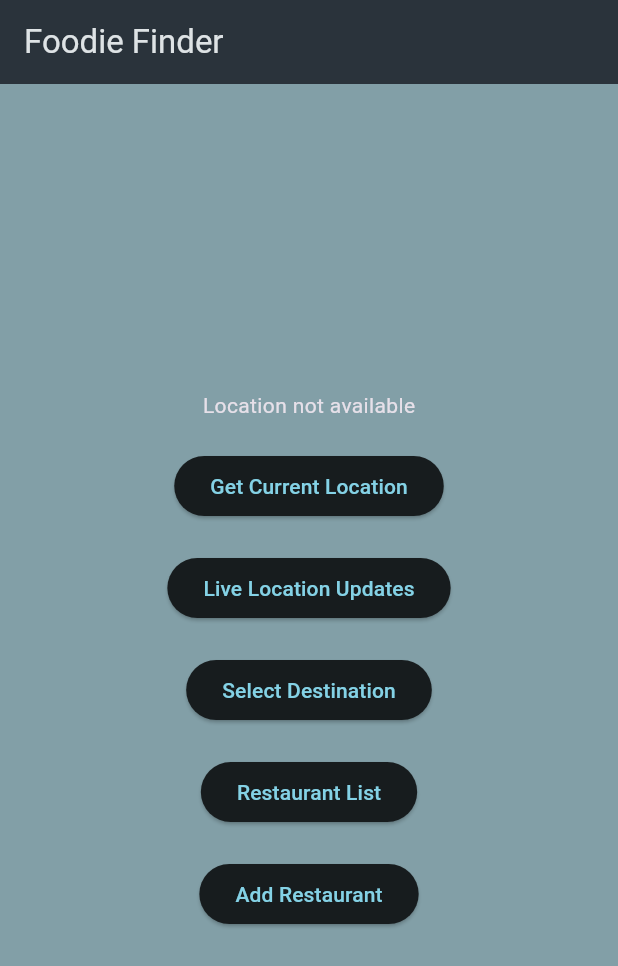
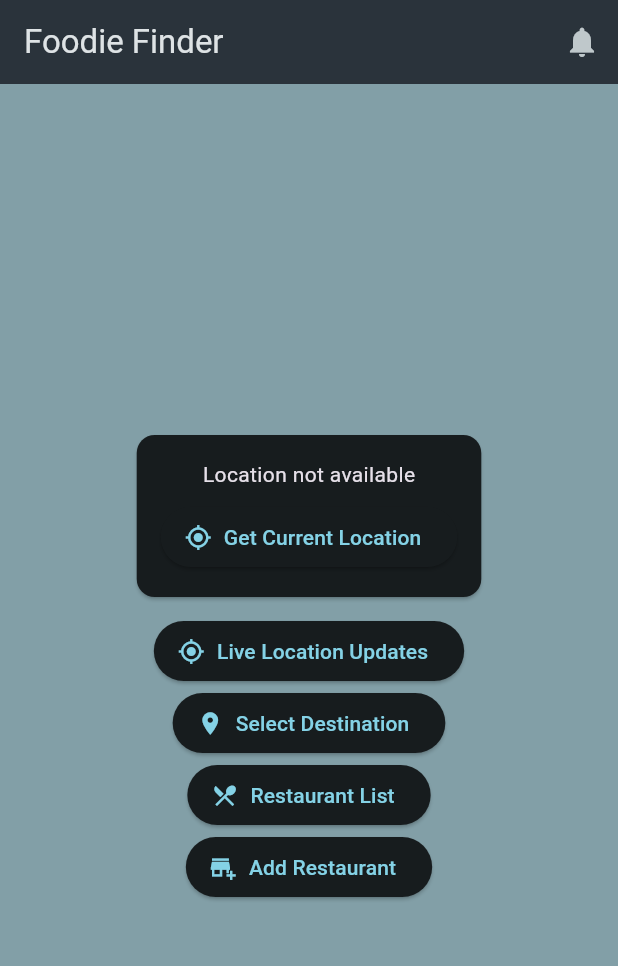
Before and after one commit to lazytitan1234/CPD_SWD6.2B, a Flutter app: the screen it shows after launch, on a phone screen of 412 x 824 dp. Shown: the top 966 px of the screen. Run offline on Flutter 3.47's test engine with Material 3 defaults, Android fonts, the phone set to English and light mode, and no system bars; our stand-ins replace flutter_local_notifications, geolocator, timezone.

```diff
--- a/lib/models/restaurant.dart
+++ b/lib/models/restaurant.dart
@@ -1,9 +1,11 @@
 class Restaurant {
+  final String id;
   final String name;
   final double latitude;
   final double longitude;
 
   Restaurant({
+    required this.id,
     required this.name,
     required this.latitude,
     required this.longitude,
@@ -11,6 +13,7 @@ class Restaurant {
 
   factory Restaurant.fromMap(Map<dynamic, dynamic> data) {
     return Restaurant(
+      id: data['id'] as String,
       name: data['name'] as String,
       latitude: (data['latitude'] as num).toDouble(),
       longitude: (data['longitude'] as num).toDouble(),
--- a/lib/views/main_screen.dart
+++ b/lib/views/main_screen.dart
@@ -5,6 +5,7 @@ import 'package:foodfinder/views/select_destination_screen.dart';
 import 'package:foodfinder/views/restaurant_list_screen.dart';
 import 'package:foodfinder/views/add_restaurant_screen.dart';
 import 'package:foodfinder/services/geolocation_service.dart';
+import 'package:foodfinder/services/notification_service.dart';
 
 class MainScreen extends StatefulWidget {
   const MainScreen({super.key});
@@ -16,13 +17,20 @@ class MainScreen extends StatefulWidget {
 class _MainScreenState extends State<MainScreen> {
   String locationMessage = "Location not available";
   final GeolocationService _geoService = GeolocationService();
+  final NotificationService _notificationService = NotificationService();
 
-  // Get current location and update state.
+  @override
+  void initState() {
+    super.initState();
+    _notificationService.init();
+  }
+
   Future<void> getLocation() async {
     try {
       Position position = await _geoService.getCurrentPosition();
       setState(() {
-        locationMessage = "Latitude: ${position.latitude}, Longitude: ${position.longitude}";
+        locationMessage =
+            "Latitude: ${position.latitude}, Longitude: ${position.longitude}";
       });
     } catch (e) {
       setState(() {
@@ -59,137 +67,108 @@ class _MainScreenState extends State<MainScreen> {
     );
   }
 
+  void _sendTestNotification() {
+    _notificationService.scheduleNotification(
+      'Food Alert',
+      'Time to check out a new restaurant!',
+      5,
+    );
+  }
+
   @override
   Widget build(BuildContext context) {
-    // Responsive layout using LayoutBuilder.
-    return LayoutBuilder(
+    return Scaffold(
+      appBar: AppBar(
+        title: const Text('Foodie Finder'),
+        actions: [
+          IconButton(
+            icon: const Icon(Icons.notifications),
+            onPressed: _sendTestNotification,
+          )
+        ],
+      ),
+      body: LayoutBuilder(
         builder: (context, constraints) {
-        if (constraints.maxWidth < 600) {
-          // Small screen: Column layout.
-          return Scaffold(
-            appBar: AppBar(title: const Text('Foodie Finder')),
-            body: Center(
+          final isSmall = constraints.maxWidth < 600;
+          final isMedium = constraints.maxWidth < 1200;
+
+          final children = [
+            Card(
+              margin: const EdgeInsets.all(12),
+              child: Padding(
+                padding: const EdgeInsets.all(16),
                 child: Column(
-                mainAxisAlignment: MainAxisAlignment.center,
                   children: [
                     Text(locationMessage),
-                  const SizedBox(height: 20),
-                  ElevatedButton(
+                    const SizedBox(height: 8),
+                    ElevatedButton.icon(
+                      icon: const Icon(Icons.my_location),
+                      label: const Text('Get Current Location'),
                       onPressed: getLocation,
-                    child: const Text('Get Current Location'),
-                  ),
-                  const SizedBox(height: 20),
-                  ElevatedButton(
-                    onPressed: _gotoStreamLocation,
-                    child: const Text('Live Location Updates'),
-                  ),
-                  const SizedBox(height: 20),
-                  ElevatedButton(
-                    onPressed: _gotoSelectDestination,
-                    child: const Text('Select Destination'),
-                  ),
-                  const SizedBox(height: 20),
-                  ElevatedButton(
-                    onPressed: _gotoRestaurantList,
-                    child: const Text('Restaurant List'),
-                  ),
-                  const SizedBox(height: 20),
-                  ElevatedButton(
-                    onPressed: _gotoAddRestaurant,
-                    child: const Text('Add Restaurant'),
                     ),
                   ],
                 ),
               ),
+            ),
+            ElevatedButton.icon(
+              icon: const Icon(Icons.gps_fixed),
+              label: const Text('Live Location Updates'),
+              onPressed: _gotoStreamLocation,
+            ),
+            ElevatedButton.icon(
+              icon: const Icon(Icons.place),
+              label: const Text('Select Destination'),
+              onPressed: _gotoSelectDestination,
+            ),
+            ElevatedButton.icon(
+              icon: const Icon(Icons.restaurant_menu),
+              label: const Text('Restaurant List'),
+              onPressed: _gotoRestaurantList,
+            ),
+            ElevatedButton.icon(
+              icon: const Icon(Icons.add_business),
+              label: const Text('Add Restaurant'),
+              onPressed: _gotoAddRestaurant,
+            ),
+          ];
+
+          if (isSmall) {
+            return Center(
+              child: SingleChildScrollView(
+                padding: const EdgeInsets.all(16),
+                child: Column(
+                  mainAxisAlignment: MainAxisAlignment.center,
+                  children: children,
+                ),
+              ),
             );
-        } else if (constraints.maxWidth < 1200) {
-          // Medium screen: Row layout.
-          return Scaffold(
-            appBar: AppBar(title: const Text('Foodie Finder')),
-            body: Center(
+          } else if (isMedium) {
+            return Center(
               child: Row(
                 mainAxisAlignment: MainAxisAlignment.spaceEvenly,
                 children: [
                   Column(
                     mainAxisAlignment: MainAxisAlignment.center,
-                    children: [
-                      Text(locationMessage),
-                      const SizedBox(height: 20),
-                      ElevatedButton(
-                        onPressed: getLocation,
-                        child: const Text('Get Current Location'),
+                    children: children.sublist(0, 2),
+                  ),
+                  Column(
+                    mainAxisAlignment: MainAxisAlignment.center,
+                    children: children.sublist(2),
                   ),
                 ],
               ),
-                  Column(
-                    mainAxisAlignment: MainAxisAlignment.center,
-                    children: [
-                      ElevatedButton(
-                        onPressed: _gotoStreamLocation,
-                        child: const Text('Live Location Updates'),
-                      ),
-                      const SizedBox(height: 20),
-                      ElevatedButton(
-                        onPressed: _gotoSelectDestination,
-                        child: const Text('Select Destination'),
-                      ),
-                      const SizedBox(height: 20),
-                      ElevatedButton(
-                        onPressed: _gotoRestaurantList,
-                        child: const Text('Restaurant List'),
-                      ),
-                      const SizedBox(height: 20),
-                      ElevatedButton(
-                        onPressed: _gotoAddRestaurant,
-                        child: const Text('Add Restaurant'),
-                      ),
-                    ],
-                  ),
-                ],
-              ),
-            ),
             );
           } else {
-          // Large screen: Grid layout.
-          return Scaffold(
-            appBar: AppBar(title: const Text('Foodie Finder')),
-            body: Center(
-              child: GridView.count(
+            return GridView.count(
               crossAxisCount: 2,
               padding: const EdgeInsets.all(20),
               crossAxisSpacing: 20,
               mainAxisSpacing: 20,
-                children: [
-                  Container(
-                    color: Colors.orange[50],
-                    child: Center(child: Text(locationMessage)),
-                  ),
-                  ElevatedButton(
-                    onPressed: getLocation,
-                    child: const Text('Get Current Location'),
-                  ),
-                  ElevatedButton(
-                    onPressed: _gotoStreamLocation,
-                    child: const Text('Live Location Updates'),
-                  ),
-                  ElevatedButton(
-                    onPressed: _gotoSelectDestination,
-                    child: const Text('Select Destination'),
-                  ),
-                  ElevatedButton(
-                    onPressed: _gotoRestaurantList,
-                    child: const Text('Restaurant List'),
-                  ),
-                  ElevatedButton(
-                    onPressed: _gotoAddRestaurant,
-                    child: const Text('Add Restaurant'),
-                  ),
-                ],
-              ),
+              children: children,
+            );
+          }
+        },
       ),
     );
   }
-      },
-    );
 }
-}
--- a/lib/views/select_destination_screen.dart
+++ b/lib/views/select_destination_screen.dart
@@ -18,9 +18,9 @@ class _SelectDestinationScreenState extends State<SelectDestinationScreen> {
 
   // List of default restaurants.
   final List<Restaurant> _restaurants = [
-    Restaurant(name: "Mcdonals", latitude: 312.321341, longitude: -31.9321312),
-    Restaurant(name: "Point de view", latitude: 200.65489, longitude: -98.89485),
-    Restaurant(name: "KFC", latitude: 82.9898, longitude: -69.1234567),
+    Restaurant(name: "Mcdonals", latitude: 312.321341, longitude: -31.9321312, id: ''),
+    Restaurant(name: "Point de view", latitude: 200.65489, longitude: -98.89485, id: ''),
+    Restaurant(name: "KFC", latitude: 82.9898, longitude: -69.1234567, id: ''),
   ];
 
   // Calculate the distance from the current location to the selected restaurant.
```
Also changed, not shown: lib/services/database_service.dart (+9 -13 lines), lib/views/restaurant_list_screen.dart (+39 -7 lines), 4 other files. Lines whose indentation alone changed are shown as unchanged.
